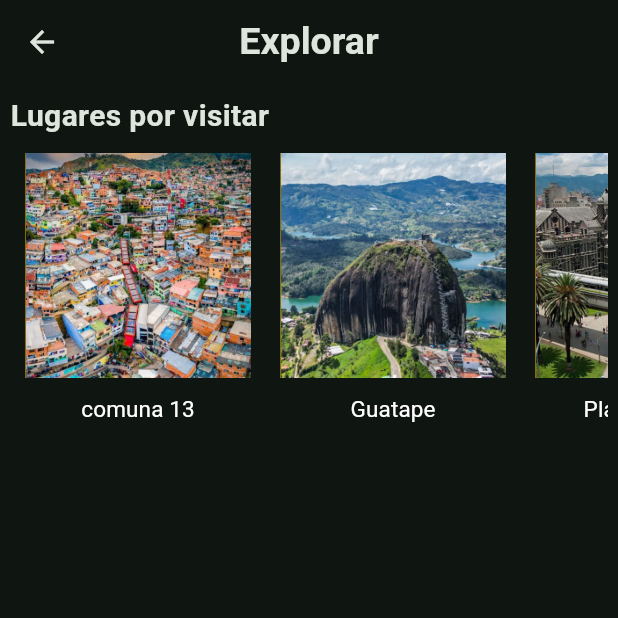
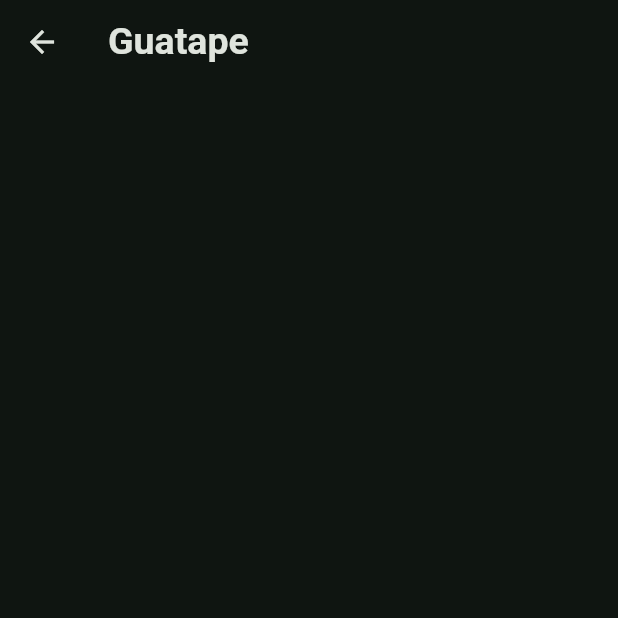
Before and after one commit to estebancespedes/MedTour, a Flutter app: the ExplorarPage screen opened directly, after a tap on "Guatape", on a phone screen of 412 x 824 dp, the top half of it. Run offline on Flutter 3.47's test engine with Material 3 defaults, Android fonts, the light colour scheme and no system bars; our stand-ins replace shared_preferences; accounts and stored records are empty.

Commit message:
se realizo una primera version de la pagina de  detalles de los lugares en la paestaña explorar y ademas se agrego una manera mas practica de agregar nuevos lugares. se realizaron algunos cambios minimos en el guardado de los assets

```diff
--- a/lib/main.dart
+++ b/lib/main.dart
@@ -2,6 +2,7 @@ import 'package:flutter/material.dart';
 
 import 'package:medtour/config/init_selecter.dart';
 import 'package:medtour/config/theme_config.dart';
+
 
 void main() => runApp(const MyApp());
 
--- /dev/null
+++ b/lib/providers/site_provider.dart
@@ -0,0 +1,43 @@
+import 'dart:convert';
+
+import 'package:flutter/services.dart';
+import 'package:medtour/providers/assets_dir.dart';
+
+class Lugar{
+  final String nombre;
+  final String descripcion;
+  final String prev;
+  final String img1;
+  final String img2;
+  final String img3;
+  final String img4;
+
+  const Lugar({
+    required this.nombre,
+    required this.descripcion,
+    required this.prev,
+    required this.img1,
+    required this.img2,
+    required this.img3,
+    required this.img4
+  });
+
+  factory Lugar.fromJson(Map<String,dynamic> json){
+    return Lugar(
+      nombre: json['Lugar'] as String,
+      descripcion: json['Descripcion']as String,
+      prev: json['prev'] as String,
+      img1: json['img1'] as String,
+      img2: json['img2'] as String,
+      img3: json['img3'] as String,
+      img4: json['img4'] as String,
+    );
+  }
+}
+
+Future <List<Lugar>> loadLugares() async{
+  final String jsonString =await rootBundle.loadString(Direcciones().datasites);
+  final List<dynamic> jsonList = jsonDecode(jsonString);
+  final List<Lugar> lugares = jsonList.map((json)=> Lugar.fromJson(json)).toList();
+  return lugares;
+}
--- a/lib/screens/explorar/assets/custom_buttom.dart
+++ b/lib/screens/explorar/assets/custom_buttom.dart
@@ -1,5 +1,6 @@
 import 'package:flutter/material.dart';
 import 'package:medtour/config/theme_config.dart';
+import 'package:medtour/screens/explorar/assets/custom_site_screen.dart';
 
 class CustomButtom extends StatelessWidget {
   final Image imagen;
@@ -15,7 +16,9 @@ class CustomButtom extends StatelessWidget {
 
     return MaterialButton(
       padding: EdgeInsetsGeometry.all(10),
-      onPressed: () {},
+      onPressed: () {
+        Navigator.push(context, MaterialPageRoute(builder: (context) => SiteScreen(lugar: lugar)));
+      },
       child: Column(
         spacing: 10,
         children: [
--- /dev/null
+++ b/lib/screens/explorar/assets/custom_site_screen.dart
@@ -0,0 +1,14 @@
+import 'package:flutter/material.dart';
+import 'package:medtour/config/theme_config.dart';
+
+class SiteScreen extends StatelessWidget {
+  final String lugar;
+  const SiteScreen({super.key, required this.lugar});
+
+  @override
+  Widget build(BuildContext context) {
+    return Scaffold(
+      appBar: AppBar(title: Text(lugar,style: Tema().titleStyle(),),),
+    );
+  }
+}
--- a/lib/screens/explorar/explorar_page.dart
+++ b/lib/screens/explorar/explorar_page.dart
@@ -1,5 +1,6 @@
 import 'package:flutter/material.dart';
 import 'package:medtour/config/theme_config.dart';
+import 'package:medtour/providers/site_provider.dart';
 import 'package:medtour/screens/explorar/assets/custom_buttom.dart';
 
 class ExplorarPage extends StatelessWidget {
@@ -15,14 +16,29 @@ class ExplorarPage extends StatelessWidget {
           Text('Lugares por visitar',style: Tema().subTitleStyle(),),
           SizedBox(
             height: 200,
-            child: ListView(
-              scrollDirection: Axis.horizontal,
-              children: [
-                CustomButtom(imagen: Image.asset('assets/images/Screens/images_explorar/comuna_13_img.png'),lugar: 'comuna 13',),
-                CustomButtom(imagen: Image.asset('assets/images/Screens/images_explorar/guatape_img.png'),lugar: 'Guatape',),
-                CustomButtom(imagen: Image.asset('assets/images/Screens/images_explorar/plaza_botero_img.png'), lugar: 'Plaza Botero'),
-              ],
-            ),
+            child: FutureBuilder<List<Lugar>>(
+              future: loadLugares(),
+              builder: (context, snapshot) {
+                if(snapshot.hasData){
+                  final List<Lugar> lugares = snapshot.data!;
+                  return ListView.builder(
+                    scrollDirection: Axis.horizontal,
+                    itemCount: lugares.length,
+                    itemBuilder: (context, index) {
+                      final Lugar lugar = lugares[index];
+                      return CustomButtom(imagen: Image.asset(lugar.prev), lugar: lugar.nombre);
+                    },
+                  );
+                }
+                if(snapshot.connectionState == ConnectionState.waiting){
+                  return Text('error');
+                }
+                if(snapshot.hasError){
+                  return Text('error');
+                }
+                return Text('error');
+              },
+            )
           )
         ],
       ),
--- a/pubspec.yaml
+++ b/pubspec.yaml
@@ -64,6 +64,7 @@ flutter:
   - assets/images/Screens/images_explorar/guatape_img.png
   - assets/images/Screens/images_explorar/comuna_13_img.png
   - assets/images/Screens/images_explorar/plaza_botero_img.png
+  - Data/sites.json
 
   fonts:
     - family: Roboto_Italic
```
Also changed, not shown: Data/sites.json (added, +32 -0 lines), lib/providers/assets_dir.dart (added, +7 -0 lines).
